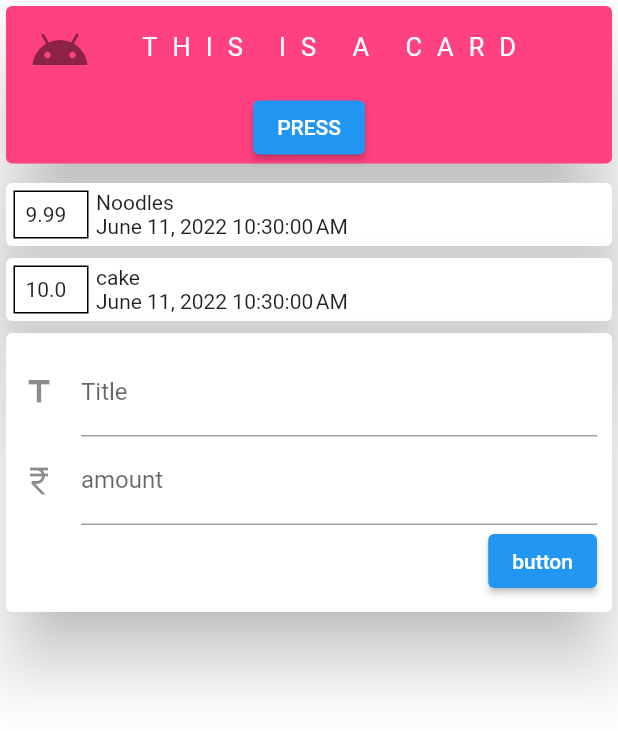
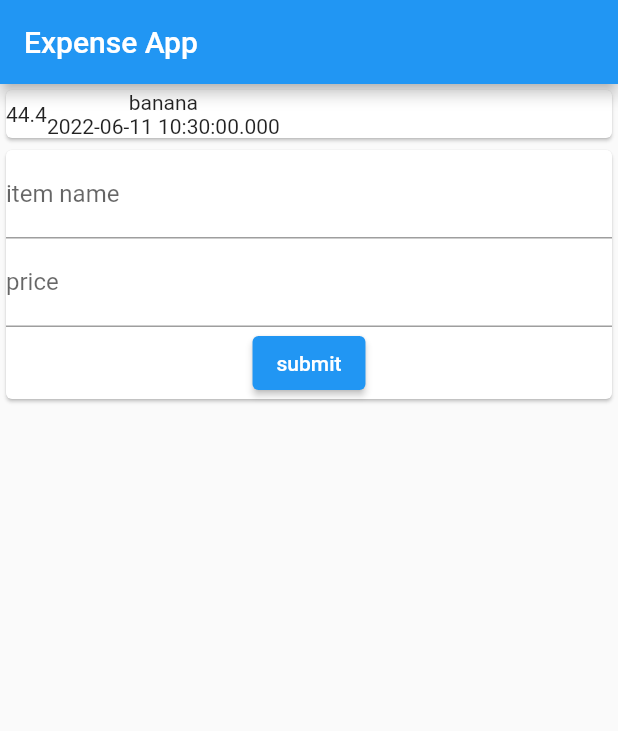
Before and after one commit to Rhriti/ExpenseApp, a Flutter app: the screen it shows after launch, on a phone screen of 412 x 824 dp. Shown: the top 731 px of the screen. Run offline on Flutter 3.47's test engine with Material 2 defaults, Android fonts, the phone set to English and light mode, and no system bars.

Commit message:
finished app

```diff
--- a/lib/homepage.dart
+++ /dev/null
@@ -1,28 +0,0 @@
-import 'package:flutter/material.dart';
-
-class homepage extends StatefulWidget {
-  homepage_state createState() => homepage_state();
-}
-
-class homepage_state extends State<homepage> {
-  List questions = <String>['Hritij', 'Kshitij', 'pankaj', 'Reshma Rana'];
-  int index = 0;
-  void func() {
-    setState(() {
-      index = (index + 1) % questions.length;
-    });
-  }
-
-  @override
-  Widget build(BuildContext context) {
-    return Text(
-      questions[index],
-      style: TextStyle(
-        fontSize: 20,
-        fontWeight: FontWeight.bold,
-        color: Colors.black,
-        decoration: TextDecoration.none,
-      ),
-    );
-  }
-}
--- a/lib/main.dart
+++ b/lib/main.dart
@@ -1,101 +1,19 @@
-import 'homepage.dart';
 import 'package:flutter/material.dart';
-import 'transaction.dart';
-import 'package:intl/intl.dart';
-//import 'homepage.dart';
+import '../widget/mainwidegt.dart';
 
-void main() => runApp(SFW());
+void main() => runApp(Expenseapp());
 
-class SFW extends StatefulWidget {
-  PAstate createState() => PAstate();
-}
-
-class PAstate extends State<SFW> {
-  List<Transactions> trans_list = [
-    Transactions(id: 200, item: 'Noodles', price: 9.99, date: DateTime.now()),
-    Transactions(id: 100, item: 'cake', price: 10, date: DateTime.now())
-  ];
+class Expenseapp extends StatelessWidget {
   @override
   Widget build(BuildContext context) {
     return MaterialApp(
-      title: 'Peronsalapp',
-      home: Column(//textBaseline: TextBaseline.alphabetic,
-          //mainAxisAlignment: MainAxisAlignment.center,
-          children: [
-        Card(
-          //margin: EdgeInsets.all(25),
-          color: Colors.pinkAccent,
-          elevation: 22,
-          child: Container(
-              //transformAlignment: AlignmentGeometry.lerp(a, b, t),
-              padding: EdgeInsets.fromLTRB(0, 1, 0, 0),
-              //width: 500,
-              //height: 100,
-              child: Column(children: [
-                ListTile(
-                    leading: Icon(Icons.android, size: 40),
-                    title: Text(
-                      ' THIS IS A CARD',
-                      style: TextStyle(
-                        fontSize: 17,
-                        color: Colors.white,
-                        height: 1,
-                        letterSpacing: 10,
-                      ),
-                    )),
-                ElevatedButton(
-                    onPressed: () {
-                      homepage_state().func();
-                    },
-                    child: Text('PRESS'))
-              ])),
+      title: 'ExpenseApp',
+      home: Scaffold(
+        appBar: AppBar(
+          title: Text('Expense App'),
         ),
-        //TextField(),
-        SizedBox(height: 5),
-        ...trans_list.map((e) {
-          return Card(
-              elevation: 20,
-              child: Row(
-                children: [
-                  Container(
-                    child: Text(e.price.toString()),
-                    margin: EdgeInsets.all(5),
-                    decoration:
-                        BoxDecoration(border: Border.all(color: Colors.black)),
-                    padding: EdgeInsets.all(7),
-                    width: 50,
-                  ),
-                  Column(
-                    children: [
-                      Text(e.item.toString()),
-                      Text(DateFormat().format(e.date as DateTime)),
-                    ],
-                    crossAxisAlignment: CrossAxisAlignment.start,
-                  )
-                ],
-              ));
-        }).toList(),
-        Card(
-          child: Container(
-            padding: EdgeInsets.all(10),
-            child: Column(crossAxisAlignment: CrossAxisAlignment.end,
-              children: [
-                TextField(
-                    decoration: InputDecoration(
-                        labelText: 'Title', icon: Icon(Icons.title))),
-                TextField(
-                  decoration: InputDecoration(
-                      labelText: 'amount',
-                      icon: Icon(Icons.currency_rupee),
-                      hintText: 'input amount dear'),
-                  keyboardType: TextInputType.number,
-                ),
-              ElevatedButton(onPressed: ()=>{}, child: Text('button'))],
-            ),
-          ),
-          elevation: 20,
-        ),
-      ]),
+        body: Mainwidget(),
+      )
     );
   }
 }
--- /dev/null
+++ b/lib/model/transaction.dart
@@ -0,0 +1,6 @@
+class Transaction {
+  final double amount;
+  final String item;
+  final DateTime date;
+  Transaction({ required this.item, required this.date, required this.amount});
+}
--- a/lib/transaction.dart
+++ /dev/null
@@ -1,8 +0,0 @@
-class Transactions {
-  final int? id;
-  final String? item;
-  final double? price;
-  final DateTime? date;
-
-  Transactions({this.id, this.item, this.price,this.date});
-}
--- /dev/null
+++ b/lib/widget/mainwidegt.dart
@@ -0,0 +1,27 @@
+import 'package:flutter/material.dart';
+import 'package:personal_app/model/transaction.dart';
+import 'package:personal_app/widget/userinput.dart';
+import 'slw.dart';
+
+class Mainwidget extends StatefulWidget {
+  State<Mainwidget> createState() => _MainwidgetState();
+}
+
+class _MainwidgetState extends State<Mainwidget> {
+  List <Transaction> translist = [
+    Transaction(item: 'banana', date: DateTime.now(), amount: 44.4)
+  ];
+
+  void func(String saman, double daam) {
+    setState(() {
+      translist.add(Transaction(item: saman, amount: daam,date: DateTime.now()));
+    });
+  }
+
+  @override
+  Widget build(BuildContext context) {
+    return Column(
+      children: [SLW(translist), Userinput(func)],
+    );
+  }
+}
--- /dev/null
+++ b/lib/widget/slw.dart
@@ -0,0 +1,18 @@
+import 'package:flutter/material.dart';
+import '../model/transaction.dart';
+
+class SLW extends StatelessWidget {
+  List<Transaction> list;
+  SLW(this.list);
+
+  @override
+  Widget build(BuildContext context) {
+    return Column(
+        children: list.map((ele) {
+      return Card(child: Row(
+        children: [Container(child: Text(ele.amount.toString()),),
+        Column(children: [Text(ele.item),Text(ele.date.toString())],)],
+      ));
+    }).toList());
+  }
+}
--- /dev/null
+++ b/lib/widget/userinput.dart
@@ -0,0 +1,38 @@
+import 'package:flutter/material.dart';
+
+class Userinput extends StatefulWidget {
+  final Function func;
+  Userinput(this.func);
+
+  State<Userinput> createState() => _UserinputState();
+}
+
+class _UserinputState extends State<Userinput> {
+  final itemcontroller = TextEditingController();
+  final pricecontroller = TextEditingController();
+
+  @override
+  Widget build(BuildContext context) {
+    return Card(
+      child: Column(
+        children: [
+          TextField(
+            decoration: InputDecoration(labelText: 'item name'),
+            controller: itemcontroller,
+          ),
+          TextField(
+            decoration: InputDecoration(labelText: 'price'),
+            controller: pricecontroller,
+          ),
+          ElevatedButton(
+              onPressed: () {
+                print(itemcontroller);
+                print(pricecontroller);
+                widget.func(itemcontroller.text,double.parse(pricecontroller.text));
+              },
+              child: Text('submit'))
+        ],
+      ),
+    );
+  }
+}
```
